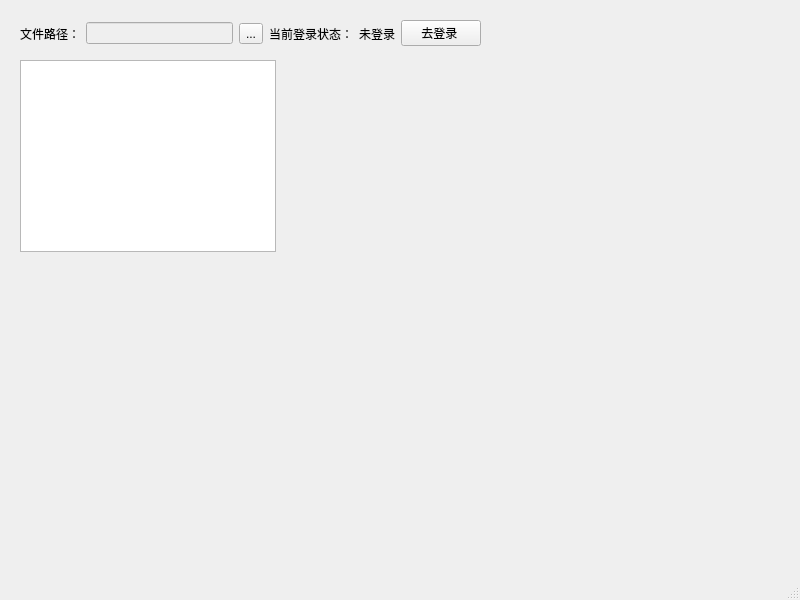
The window that tb-tools/ui.ui (sy05514/first-repository) describes before a commit, drawn with Qt 5.
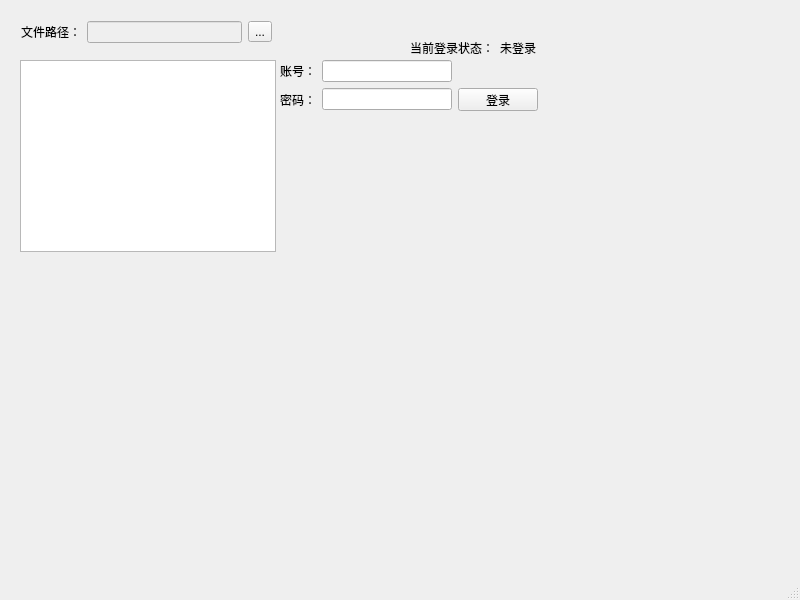
The same window after the commit.

Commit message: 新增淘宝用户登录

What changed in the file:
```diff
--- a/tb-tools/ui.ui
+++ b/tb-tools/ui.ui
@@ -27,14 +27,55 @@
    <widget class="QWidget" name="">
     <property name="geometry">
      <rect>
-      <x>20</x>
-      <y>20</y>
-      <width>461</width>
-      <height>27</height>
+      <x>280</x>
+      <y>60</y>
+      <width>258</width>
+      <height>51</height>
      </rect>
     </property>
-    <layout class="QHBoxLayout" name="horizontalLayout_3">
-     <item>
+    <layout class="QGridLayout" name="gridLayout">
+     <item row="0" column="0">
+      <widget class="QLabel" name="label_2">
+       <property name="text">
+        <string>账号：</string>
+       </property>
+      </widget>
+     </item>
+     <item row="0" column="1">
+      <widget class="QLineEdit" name="lineEdit_2"/>
+     </item>
+     <item row="1" column="0">
+      <widget class="QLabel" name="label_5">
+       <property name="text">
+        <string>密码：</string>
+       </property>
+      </widget>
+     </item>
+     <item row="1" column="1">
+      <widget class="QLineEdit" name="lineEdit_3">
+       <property name="echoMode">
+        <enum>QLineEdit::Password</enum>
+       </property>
+      </widget>
+     </item>
+     <item row="1" column="2">
+      <widget class="QPushButton" name="pushButton">
+       <property name="text">
+        <string>登录</string>
+       </property>
+      </widget>
+     </item>
+    </layout>
+   </widget>
+   <widget class="QWidget" name="">
+    <property name="geometry">
+     <rect>
+      <x>21</x>
+      <y>21</y>
+      <width>251</width>
+      <height>22</height>
+     </rect>
+    </property>
       <layout class="QHBoxLayout" name="horizontalLayout">
        <item>
         <widget class="QLabel" name="label">
@@ -58,8 +99,16 @@
         </widget>
        </item>
       </layout>
-     </item>
-     <item>
+   </widget>
+   <widget class="QWidget" name="">
+    <property name="geometry">
+     <rect>
+      <x>410</x>
+      <y>40</y>
+      <width>128</width>
+      <height>16</height>
+     </rect>
+    </property>
       <layout class="QHBoxLayout" name="horizontalLayout_2">
        <item>
         <widget class="QLabel" name="label_3">
@@ -74,15 +123,6 @@
           <string>未登录</string>
          </property>
         </widget>
-       </item>
-       <item>
-        <widget class="QPushButton" name="pushButton">
-         <property name="text">
-          <string>去登录 </string>
-         </property>
-        </widget>
-       </item>
-      </layout>
      </item>
     </layout>
    </widget>
```
Lines whose indentation alone changed are shown as unchanged. The commit also changes 4 other files.
